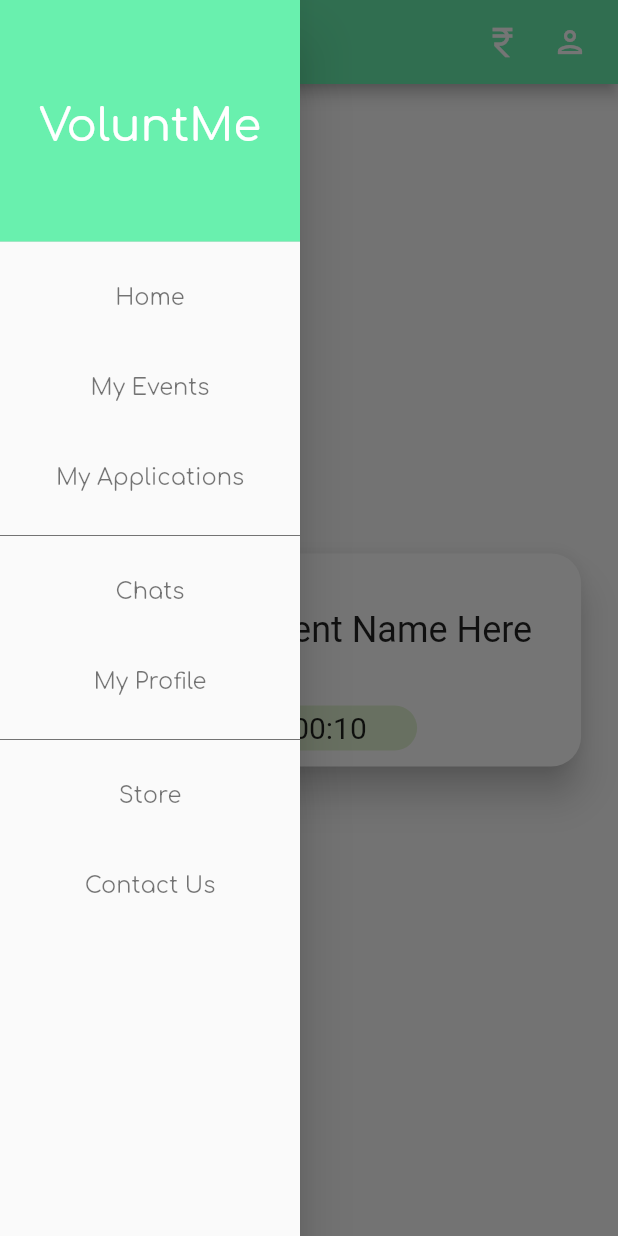
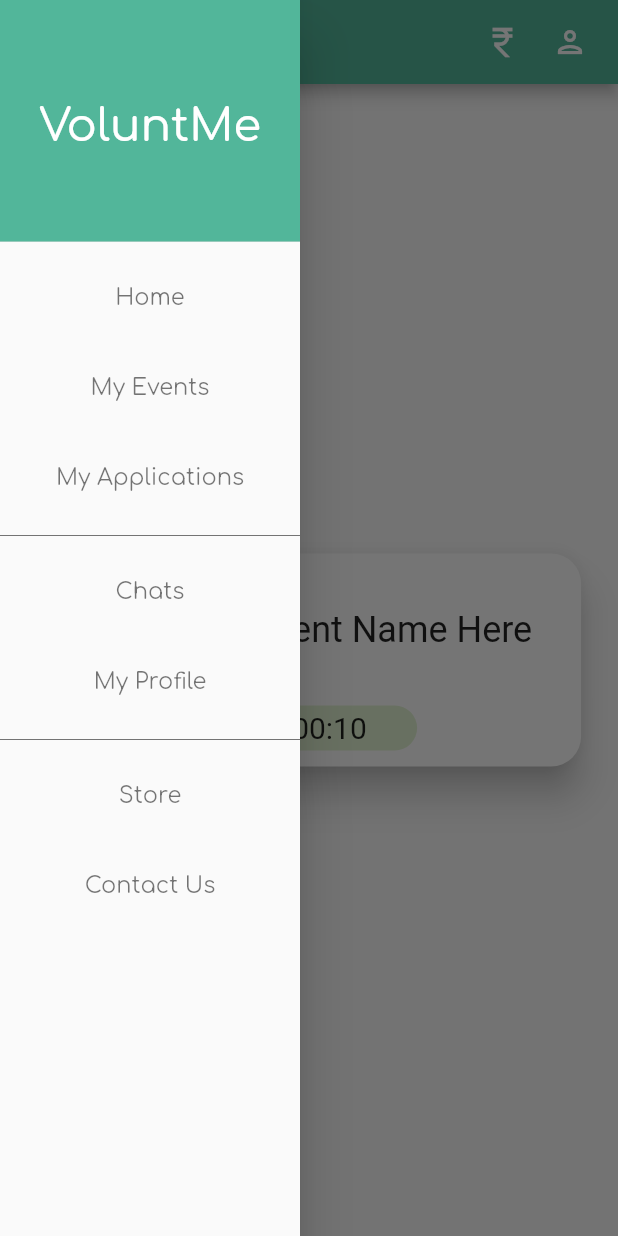
Before and after one commit to PerryAgent/VolunteeringApp, a Flutter app: the screen it shows after launch, in the side drawer, after a tap on the "menu" icon, on a phone screen of 412 x 824 dp. Run offline on Flutter 3.47's test engine with Material 2 defaults, Android fonts, the light colour scheme and no system bars; our stand-ins replace animated_splash_screen, google_fonts, page_transition.

Commit message:
Adding Splash Screen and sidebar options

```diff
--- a/volunteering_app/lib/header.dart
+++ b/volunteering_app/lib/header.dart
@@ -1,6 +1,6 @@
 import 'package:flutter/material.dart';
 import 'package:google_fonts/google_fonts.dart';
-import './keys.dart';
+import 'package:volunteering_app/profile.dart';
 
 class Header extends StatelessWidget implements PreferredSizeWidget{
   final AppBar appBar;
@@ -13,11 +13,11 @@ class Header extends StatelessWidget implements PreferredSizeWidget{
       title: Text("VoluntMe",
         style: GoogleFonts.comfortaa()
       ),
-      backgroundColor: Colors.greenAccent,
+      backgroundColor: Color(0xFF52b69a),
       leading: GestureDetector(
         onTap: () {
           print("Clicked");
-          Keys.key1.currentState?.openDrawer();
+          Scaffold.of(context).openDrawer();
         },
         child: Icon(
           Icons.menu,  // add custom icons also
@@ -38,7 +38,11 @@ class Header extends StatelessWidget implements PreferredSizeWidget{
         Padding(
             padding: EdgeInsets.only(right: 20.0),
             child: GestureDetector(
-              onTap: () {},
+              onTap: () {
+                Navigator.of(context).push(MaterialPageRoute(builder: (BuildContext context) {
+                  return Profile();
+                }));
+              },
               child: Icon(
                   Icons.person_outlined
               ),
--- a/volunteering_app/lib/keys.dart
+++ /dev/null
@@ -1,6 +0,0 @@
-import 'package:flutter/material.dart';
-import 'package:flutter/widgets.dart';
-
-class Keys{
-  static final key1 = new GlobalKey<ScaffoldState>();
-}
--- a/volunteering_app/lib/main.dart
+++ b/volunteering_app/lib/main.dart
@@ -3,7 +3,6 @@ import 'package:volunteering_app/splash.dart';
 import './header.dart';
 import './event.dart';
 import './sideBar.dart';
-import './keys.dart';
 
 void main() {
   runApp(const MyApp());
@@ -16,26 +15,26 @@ class MyApp extends StatelessWidget {
   @override
   Widget build(BuildContext context) {
     return MaterialApp(
-      title: 'Flutter Demo',
-      theme: ThemeData(
-        // This is the theme of your application.
-        //
-        // Try running your application with "flutter run". You'll see the
-        // application has a blue toolbar. Then, without quitting the app, try
-        // changing the primarySwatch below to Colors.green and then invoke
-        // "hot reload" (press "r" in the console where you ran "flutter run",
-        // or simply save your changes to "hot reload" in a Flutter IDE).
-        // Notice that the counter didn't reset back to zero; the application
-        // is not restarted.
-        primarySwatch: Colors.blue,
-      ),
-      home: const Splash(),
+      title: 'VoluntMe',
+      // theme: ThemeData(
+      //   // This is the theme of your application.
+      //   //
+      //   // Try running your application with "flutter run". You'll see the
+      //   // application has a blue toolbar. Then, without quitting the app, try
+      //   // changing the primarySwatch below to Colors.green and then invoke
+      //   // "hot reload" (press "r" in the console where you ran "flutter run",
+      //   // or simply save your changes to "hot reload" in a Flutter IDE).
+      //   // Notice that the counter didn't reset back to zero; the application
+      //   // is not restarted.
+      //   primarySwatch: Colors.greenAccent,
+      // ),
+      home: Splash(),
     );
   }
 }
 
 class MyHomePage extends StatefulWidget {
-  const MyHomePage({super.key});
+  const MyHomePage();
 
   // This widget is the home page of your application. It is stateful, meaning
   // that it has a State object (defined below) that contains fields that affect
@@ -62,7 +61,6 @@ class _MyHomePageState extends State<MyHomePage> {
     // fast, so that you can just rebuild anything that needs updating rather
     // than having to individually change instances of widgets.
     return Scaffold(
-      key: Keys.key1,
       drawer: SideBar(),
       appBar: Header(
         appBar: AppBar(),
--- a/volunteering_app/lib/sideBar.dart
+++ b/volunteering_app/lib/sideBar.dart
@@ -1,5 +1,7 @@
 import 'package:flutter/material.dart';
 import 'package:google_fonts/google_fonts.dart';
+import './main.dart';
+import './profile.dart';
 
 class SideBar extends StatelessWidget {
 
@@ -19,22 +21,22 @@ class SideBar extends StatelessWidget {
                   ),
                 ),
                 decoration: BoxDecoration(
-                  color: Colors.greenAccent,
+                  color: Color(0xFF52B69A),
                 ),
             ),
-            Options(name: "Home"),
-            Options(name: "My Events"),
-            Options(name: "My Applications"),
+            Options(name: "Home", id: 0),
+            Options(name: "My Events", id: 1),
+            Options(name: "My Applications", id: 2),
             Divider(
               color: Colors.black54,
             ),
-            Options(name: "Chats"),
-            Options(name: "My Profile"),
+            Options(name: "Chats", id: 3),
+            Options(name: "My Profile", id: 4),
             Divider(
               color: Colors.black54,
             ),
-            Options(name: "Store"),
-            Options(name: "Contact Us"),
+            Options(name: "Store", id: 5),
+            Options(name: "Contact Us", id: 6),
 
             /* Footer for the side menu
             Container(
@@ -60,7 +62,8 @@ class SideBar extends StatelessWidget {
 
 class Options extends StatelessWidget {
   final String name;
-  const Options({required String this.name});
+  final int id;
+  const Options({required String this.name, required int this.id});
 
   @override
   Widget build(BuildContext context) {
@@ -69,6 +72,17 @@ class Options extends StatelessWidget {
       child: GestureDetector(
         onTap: (){
           print("Clicked on " + name);
+          Navigator.pop(context);
+          switch (id) {
+            case 0: Navigator.of(context).push(MaterialPageRoute(builder: (BuildContext context) {
+                      return MyHomePage();
+                    }));
+                    break;
+            case 4: Navigator.of(context).push(MaterialPageRoute(builder: (BuildContext context) {
+                      return Profile();
+                    }));
+                    break;
+          }
         },
         child: Center(
           child: Text(name,
--- a/volunteering_app/lib/splash.dart
+++ b/volunteering_app/lib/splash.dart
@@ -1,50 +1,30 @@
 import 'package:flutter/material.dart';
 import 'package:volunteering_app/main.dart';
+import 'package:animated_splash_screen/animated_splash_screen.dart';
+import 'package:page_transition/page_transition.dart';
+import 'package:google_fonts/google_fonts.dart';
 
-class Splash extends StatefulWidget {
-
-  const Splash();
-
+class Splash extends StatelessWidget {
   @override
-  _SplashState createState() => _SplashState();
-
-}
-
-class _SplashState extends State<Splash> {
-
-  @override
-  void initState() {
-    // TODO: implement initState
-    super.initState();
-    goToHome();
-  }
-
-  void goToHome() async{
-    await Future.delayed(Duration(milliseconds: 1500), (){});
-    Navigator.of(context).pushReplacement(
-       MaterialPageRoute(builder: (BuildContext context) {
-        return MyHomePage();
-      })
-    );
-  }
-
-  @override
-  Widget build(BuildContext context) {
-    return Scaffold(
-      body : Center(
-        child : Container(
-          // ignore: prefer_const_constructors
-          child : (Text(
-              'Splash Screen',
-              // ignore: prefer_const_constructors
-              style: TextStyle(
-                fontSize: 24,
-                fontFamily: 'Roboto',
-              ),
-            )
+  Widget build(BuildContext context){
+    return AnimatedSplashScreen(
+        backgroundColor: Color(0xFF52b69a),
+        duration: 2000,
+        splash: Center(
+         child: Container(
+          height: 50,
+          color: Colors.white,
+          child: Center(
+            child: Text("VoluntMe",
+              style: GoogleFonts.comfortaa(textStyle: TextStyle(
+                  color: Color(0xFF52b69a),
+                  fontSize: 40)),),
           ),
-        )
-      ,)
+         ),
+        ),
+        nextScreen: MyHomePage(),
+        splashTransition: SplashTransition.slideTransition,
+        pageTransitionType: PageTransitionType.bottomToTop,
     );
   }
 }
--- a/volunteering_app/pubspec.yaml
+++ b/volunteering_app/pubspec.yaml
@@ -38,6 +38,7 @@ dependencies:
   cupertino_icons: ^1.0.2
   google_fonts: ^3.0.1
   easy_sidemenu: ^0.4.1
+  animated_splash_screen: ^1.3.0
 
 dev_dependencies:
   flutter_test:
@@ -64,6 +65,7 @@ flutter:
   # To add assets to your application, add an assets section, like this:
   assets:
      - images/background.svg
+     - images/defaultPic.png
 
   # An image asset can refer to one or more resolution-specific "variants", see
   # https://flutter.dev/assets-and-images/#resolution-aware
```
Also changed, not shown: volunteering_app/lib/profile.dart (added, +56 -0 lines), volunteering_app/images/defaultPic.png (added), volunteering_app/pubspec.lock.
